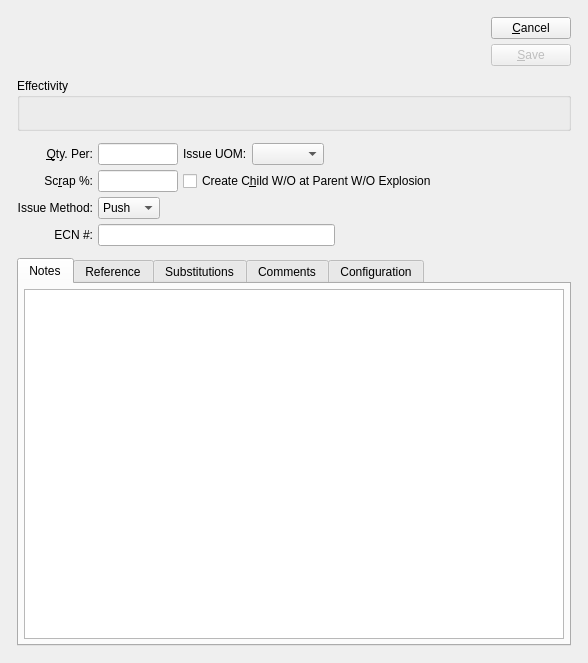
First picture: the form in xtuple/trunk/guiclient/bomItem.ui, repository WooodHead/xtuple, before the edit.
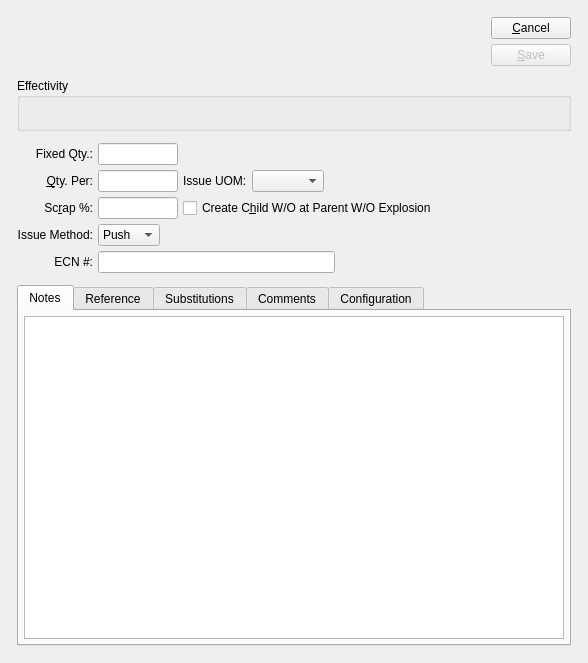
Second picture: the form after the edit. Custom widgets are drawn as their Qt base class.

Diff of the .ui file:
```diff
--- a/xtuple/trunk/guiclient/bomItem.ui
+++ b/xtuple/trunk/guiclient/bomItem.ui
@@ -176,7 +176,7 @@
      </item>
      <item row="2" column="0">
       <layout class="QGridLayout">
-       <item row="0" column="0">
+       <item row="1" column="0">
         <widget class="QLabel" name="_qtyPerLit">
          <property name="text">
           <string>&amp;Qty. Per:</string>
@@ -189,7 +189,7 @@
          </property>
         </widget>
        </item>
-       <item row="0" column="1">
+       <item row="1" column="1">
         <layout class="QHBoxLayout">
          <item>
           <widget class="XLineEdit" name="_qtyPer">
@@ -242,7 +242,7 @@
          </item>
         </layout>
        </item>
-       <item row="1" column="0">
+       <item row="2" column="0">
         <widget class="QLabel" name="_scrapLit">
          <property name="text">
           <string>Sc&amp;rap %:</string>
@@ -255,7 +255,7 @@
          </property>
         </widget>
        </item>
-       <item row="1" column="1">
+       <item row="2" column="1">
         <layout class="QHBoxLayout">
          <item>
           <widget class="XLineEdit" name="_scrap">
@@ -285,7 +285,7 @@
          </item>
         </layout>
        </item>
-       <item row="2" column="0">
+       <item row="3" column="0">
         <widget class="QLabel" name="_issueMethodLit">
          <property name="text">
           <string>Issue Method:</string>
@@ -298,7 +298,7 @@
          </property>
         </widget>
        </item>
-       <item row="2" column="1">
+       <item row="3" column="1">
         <layout class="QHBoxLayout">
          <property name="spacing">
           <number>0</number>
@@ -340,7 +340,7 @@
          </item>
         </layout>
        </item>
-       <item row="3" column="0">
+       <item row="4" column="0">
         <widget class="QLabel" name="_ecnNumLit">
          <property name="text">
           <string>ECN #:</string>
@@ -353,7 +353,7 @@
          </property>
         </widget>
        </item>
-       <item row="3" column="1">
+       <item row="4" column="1">
         <layout class="QHBoxLayout">
          <item>
           <widget class="XLineEdit" name="_ecn"/>
@@ -376,6 +376,49 @@
          </item>
         </layout>
        </item>
+       <item row="0" column="0">
+        <widget class="QLabel" name="_fixedQtyLit">
+         <property name="text">
+          <string>Fixed Qty.:</string>
+         </property>
+         <property name="alignment">
+          <set>Qt::AlignRight|Qt::AlignTrailing|Qt::AlignVCenter</set>
+         </property>
+         <property name="buddy">
+          <cstring>_qtyFxd</cstring>
+         </property>
+        </widget>
+       </item>
+       <item row="0" column="1">
+        <layout class="QHBoxLayout" name="horizontalLayout">
+         <item>
+          <widget class="XLineEdit" name="_qtyFxd">
+           <property name="maximumSize">
+            <size>
+             <width>80</width>
+             <height>16777215</height>
+            </size>
+           </property>
+           <property name="alignment">
+            <set>Qt::AlignRight|Qt::AlignTrailing|Qt::AlignVCenter</set>
+           </property>
+          </widget>
+         </item>
+         <item>
+          <spacer name="horizontalSpacer">
+           <property name="orientation">
+            <enum>Qt::Horizontal</enum>
+           </property>
+           <property name="sizeHint" stdset="0">
+            <size>
+             <width>40</width>
+             <height>20</height>
+            </size>
+           </property>
+          </spacer>
+         </item>
+        </layout>
+       </item>
       </layout>
      </item>
      <item row="3" column="0">
```
Left out of the diff: 57 changed lines with no effect on the pictures.
